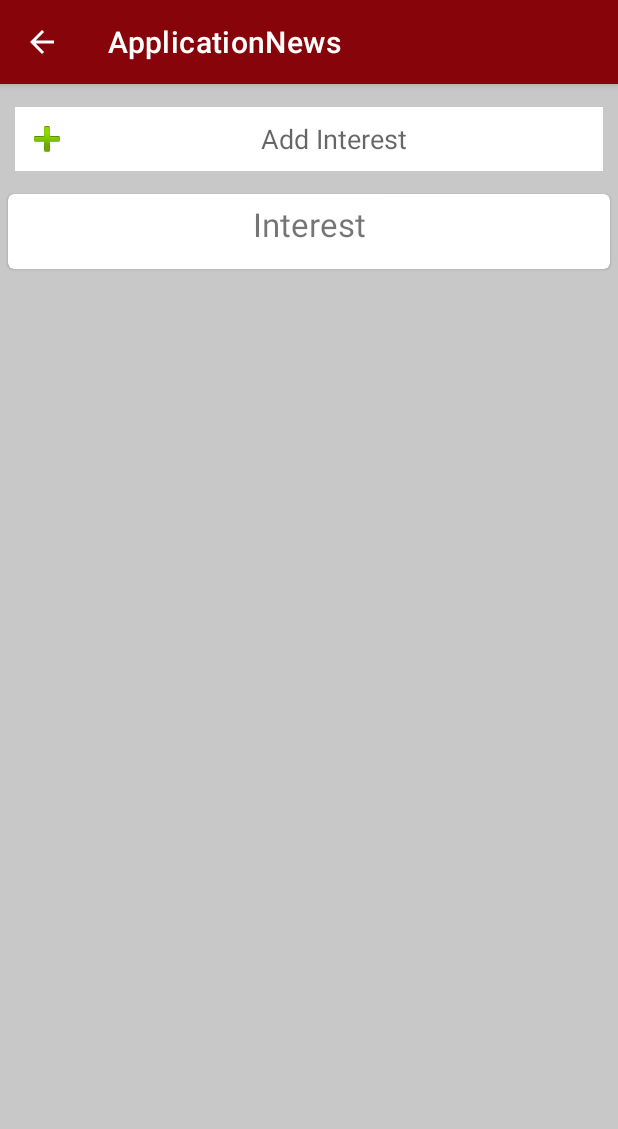
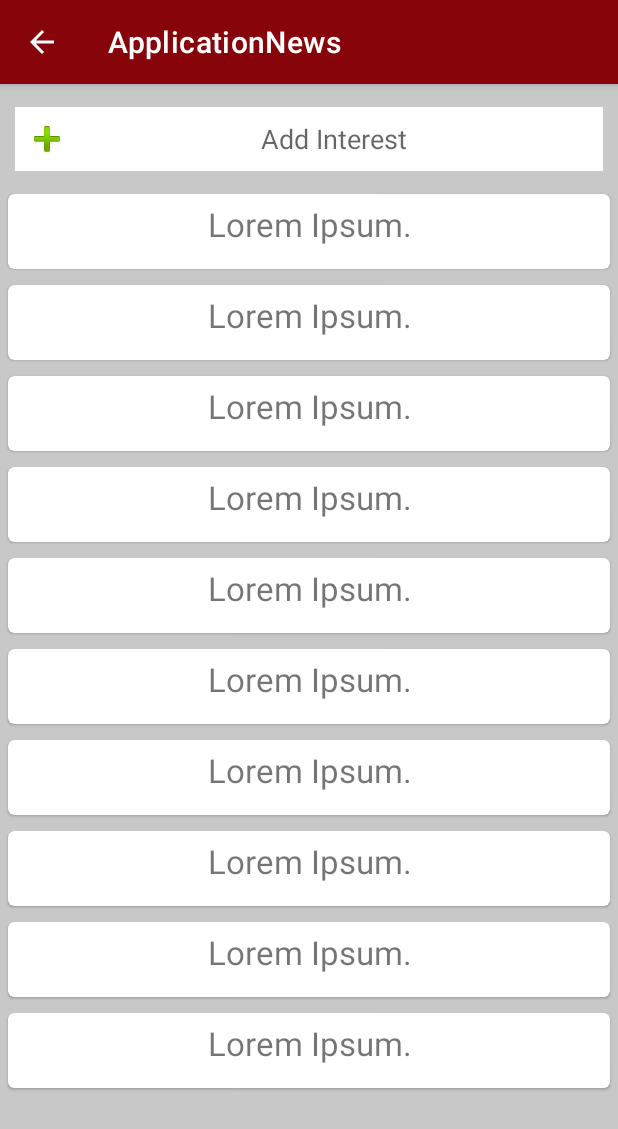
Before and after one commit to ErikMille/ApplicationNews, an Android app: the Account screen opened directly, with no data from a screen before it, on a phone screen of 412 x 824 dp. Shown: the top 1129 px of the screen. Run offline under Robolectric (Android 15) with nearby library versions, the phone set to English and light mode, and no system bars.

Commit message:
Interests

```diff
--- a/app/src/main/java/com/example/applicationnews/Account.kt
+++ b/app/src/main/java/com/example/applicationnews/Account.kt
@@ -3,6 +3,8 @@ package com.example.applicationnews
 import androidx.appcompat.app.AppCompatActivity
 import android.os.Bundle
 import androidx.appcompat.app.ActionBar
+import androidx.recyclerview.widget.LinearLayoutManager
+import androidx.recyclerview.widget.RecyclerView
 
 class Account : AppCompatActivity() {
     override fun onCreate(savedInstanceState: Bundle?) {
@@ -10,5 +12,27 @@ class Account : AppCompatActivity() {
         setContentView(R.layout.activity_account)
         val actionBar: ActionBar? = supportActionBar
         actionBar?.setDisplayHomeAsUpEnabled(true)
+
+        val imageModelArrayList = populateList()
+//
+        val recyclerView = findViewById(R.id.my_recycler_view_interests) as RecyclerView// Bind to the recyclerview in the layout
+
+        val layoutManager = LinearLayoutManager(this) // Get the layout manager
+        recyclerView.layoutManager = layoutManager
+        val mAdapter = InterestsRecyclerAdapter(imageModelArrayList)
+        recyclerView.adapter = mAdapter
+    }
+
+    private fun populateList(): ArrayList<CardModel> {
+        val list = ArrayList<CardModel>()
+
+        val myImageTextList = arrayOf(R.string.lorem_ipsum_header, R.string.lorem_ipsum_header, R.string.lorem_ipsum_header, R.string.lorem_ipsum_header, R.string.lorem_ipsum_header, R.string.lorem_ipsum_header, R.string.lorem_ipsum_header, R.string.lorem_ipsum_header, R.string.lorem_ipsum_header, R.string.lorem_ipsum_header)
+
+        for (i in 0..9) {
+            val imageModel = CardModel()
+            imageModel.setTexts(getString(myImageTextList[i]))
+            list.add(imageModel)
+        }
+        return list
     }
 }
--- /dev/null
+++ b/app/src/main/java/com/example/applicationnews/InterestModel.kt
@@ -0,0 +1,16 @@
+package com.example.applicationnews
+
+class InterestModel {
+
+    var modelText: String? = null
+    private var modelImage: Int = 0
+
+    fun getTexts(): String {
+        return modelText.toString()
+    }
+
+    fun setTexts(name: String) {
+        this.modelText = name
+    }
+
+}
--- /dev/null
+++ b/app/src/main/java/com/example/applicationnews/InterestsRecyclerAdapter.kt
@@ -0,0 +1,57 @@
+package com.example.applicationnews
+
+import android.util.Log
+import android.view.LayoutInflater
+import android.view.View
+import android.view.ViewGroup
+import android.widget.AbsListView
+import android.widget.ImageView
+import android.widget.TextView
+import androidx.recyclerview.widget.RecyclerView
+import com.google.android.material.snackbar.Snackbar
+import androidx.core.content.ContextCompat.startActivity
+
+import android.content.Intent
+import androidx.core.content.ContextCompat
+
+class InterestsRecyclerAdapter (private val imageModelArrayList: MutableList<CardModel>) : RecyclerView.Adapter<InterestsRecyclerAdapter.ViewHolder>() {
+
+    override fun onCreateViewHolder(parent: ViewGroup, viewType: Int): InterestsRecyclerAdapter.ViewHolder {
+        val inflater = LayoutInflater.from(parent.context)
+        val v = inflater.inflate(R.layout.interest, parent, false)
+
+        return ViewHolder(v)
+    }
+
+    override fun onBindViewHolder(holder: InterestsRecyclerAdapter.ViewHolder, position: Int) {
+        val info = imageModelArrayList[position]
+
+        holder.txtMsg.text = info.getTexts()
+    }
+
+    override fun getItemCount(): Int {
+        return imageModelArrayList.size
+    }
+
+    inner class ViewHolder(itemView: View) : RecyclerView.ViewHolder(itemView), View.OnClickListener{
+
+        var txtMsg = itemView.findViewById<View>(R.id.text) as TextView
+
+        init {
+            itemView.setOnClickListener(this)
+        }
+
+        override fun onClick(v: View) {
+            val msg = txtMsg.text
+            val snackbar = Snackbar.make(v, "$msg" + R.string.lorem_ipsum, Snackbar.LENGTH_LONG)
+            snackbar.show()
+
+            try {
+                val intent = Intent(v.context, Article::class.java)
+                v.context.startActivity(intent)
+            } catch (e: Exception) {
+                Log.i("Activities", "Null input")
+            }
+        }
+    }
+}
--- a/app/src/main/res/layout/activity_account.xml
+++ b/app/src/main/res/layout/activity_account.xml
@@ -21,35 +21,10 @@
         android:background="@color/white"
         android:padding="5dp">
     </EditText>
-    <LinearLayout
-        android:id="@+id/my_recycler_view"
+
+    <view class="androidx.recyclerview.widget.RecyclerView"
+        android:id="@+id/my_recycler_view_interests"
         android:layout_width="match_parent"
         android:layout_height="match_parent"
-        android:scrollbars="vertical"
-        android:orientation="vertical">
-        <com.google.android.material.card.MaterialCardView
-            android:layout_height="50dp"
-            android:layout_width="match_parent"
-            android:clickable="true"
-            android:layout_margin="5dp"
-            android:padding="5dp"
-            android:layout_gravity="center"
-            android:background="@android:drawable/dialog_holo_light_frame">
-            <androidx.appcompat.widget.AppCompatTextView
-                android:id="@+id/firstLine"
-                android:layout_width="match_parent"
-                android:layout_height="match_parent"
-                android:layout_alignWithParentIfMissing="true"
-                android:layout_alignParentTop="true"
-                android:layout_alignParentRight="true"
-                android:text="@string/some_interest"
-                android:textSize="22sp"
-                android:padding="5dp"
-                android:textAlignment="center"
-                app:layout_constraintEnd_toEndOf="parent"
-                app:layout_constraintStart_toStartOf="parent"
-                app:layout_constraintTop_toTopOf="parent"/>
-        </com.google.android.material.card.MaterialCardView>
-    </LinearLayout>
-
+        android:scrollbars="vertical" />
 </LinearLayout>
--- /dev/null
+++ b/app/src/main/res/layout/interest.xml
@@ -0,0 +1,26 @@
+<?xml version="1.0" encoding="utf-8"?>
+<com.google.android.material.card.MaterialCardView
+    xmlns:android="http://schemas.android.com/apk/res/android"
+    xmlns:app="http://schemas.android.com/apk/res-auto"
+    android:layout_height="50dp"
+    android:layout_width="match_parent"
+    android:clickable="true"
+    android:layout_margin="5dp"
+    android:padding="5dp"
+    android:layout_gravity="center"
+    android:background="@android:drawable/dialog_holo_light_frame">
+    <androidx.appcompat.widget.AppCompatTextView
+        android:id="@+id/text"
+        android:layout_width="match_parent"
+        android:layout_height="match_parent"
+        android:layout_alignWithParentIfMissing="true"
+        android:layout_alignParentTop="true"
+        android:layout_alignParentRight="true"
+        android:text="@string/some_interest"
+        android:textSize="22sp"
+        android:padding="5dp"
+        android:textAlignment="center"
+        app:layout_constraintEnd_toEndOf="parent"
+        app:layout_constraintStart_toStartOf="parent"
+        app:layout_constraintTop_toTopOf="parent"/>
+</com.google.android.material.card.MaterialCardView>
```
